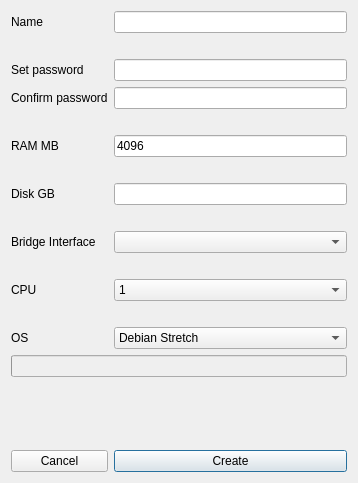
Old version of the form DlgCreatePeer.ui in the repository subutai-io/control-center.
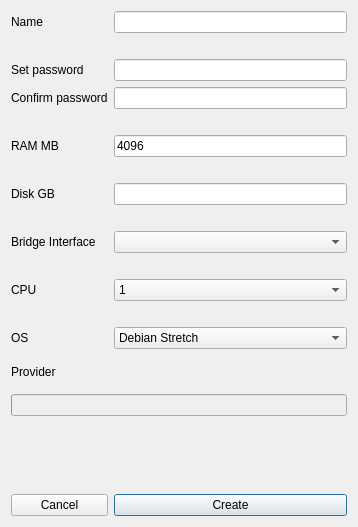
New version of the form.

Diff of the .ui file:
```diff
--- a/DlgCreatePeer.ui
+++ b/DlgCreatePeer.ui
@@ -7,14 +7,14 @@
     <x>0</x>
     <y>0</y>
     <width>358</width>
-    <height>483</height>
+    <height>527</height>
    </rect>
   </property>
   <property name="windowTitle">
    <string>Dialog</string>
   </property>
   <layout class="QGridLayout" name="gridLayout">
-   <item row="15" column="0" rowspan="2" colspan="2">
+   <item row="16" column="0" rowspan="2" colspan="2">
     <widget class="QLabel" name="lbl_err_os">
      <property name="text">
       <string/>
@@ -41,7 +41,7 @@
      </property>
     </widget>
    </item>
-   <item row="17" column="0">
+   <item row="18" column="0">
     <widget class="QPushButton" name="btn_cancel">
      <property name="focusPolicy">
       <enum>Qt::NoFocus</enum>
@@ -246,7 +246,7 @@
      </property>
     </widget>
    </item>
-   <item row="17" column="1">
+   <item row="18" column="1">
     <widget class="QPushButton" name="btn_create">
      <property name="toolTip">
       <string>Start building your Peer</string>
@@ -311,7 +311,7 @@
      </property>
     </widget>
    </item>
-   <item row="14" column="0" colspan="2">
+   <item row="15" column="0" colspan="2">
     <widget class="QProgressBar" name="pb_peer">
      <property name="enabled">
       <bool>false</bool>
@@ -324,6 +324,20 @@
      </property>
     </widget>
    </item>
+   <item row="14" column="0">
+    <widget class="QLabel" name="label">
+     <property name="text">
+      <string>Provider</string>
+     </property>
+    </widget>
+   </item>
+   <item row="14" column="1">
+    <widget class="QLabel" name="lbl_provider">
+     <property name="text">
+      <string/>
+     </property>
+    </widget>
+   </item>
   </layout>
  </widget>
  <tabstops>
```
Left out of the diff: 66 changed lines with no effect on the pictures.
